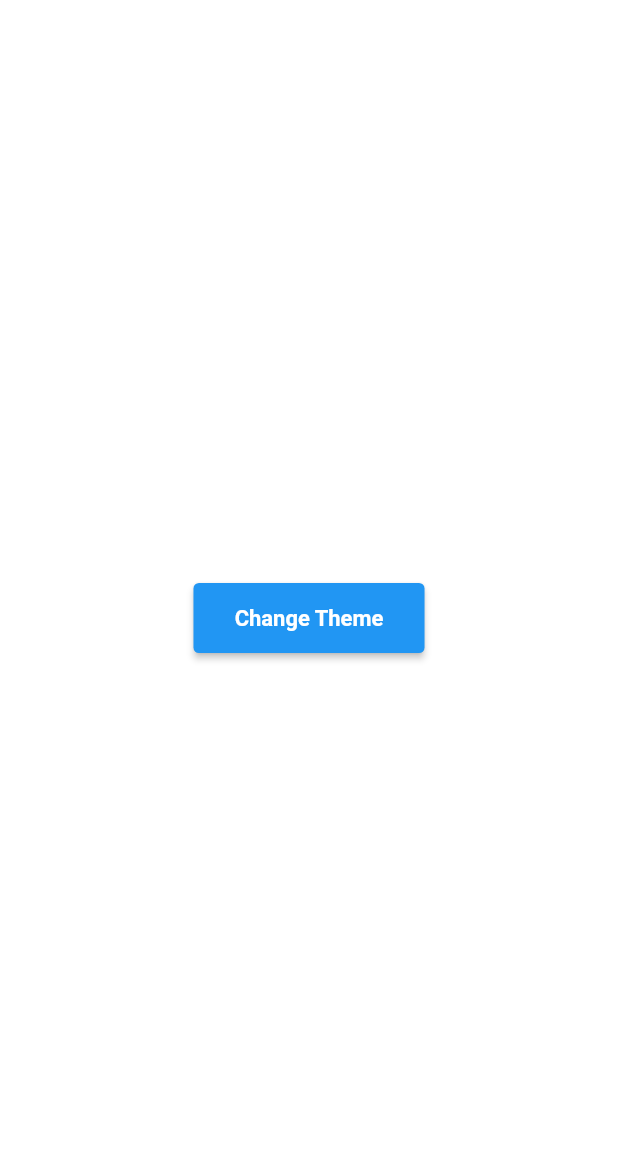
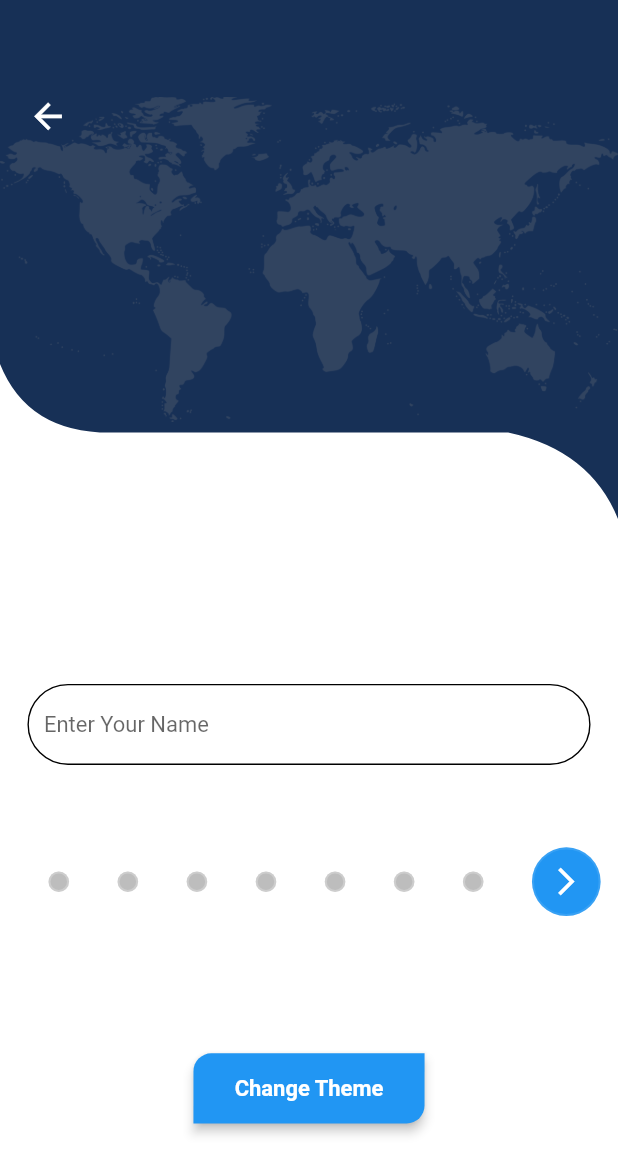
Before and after one commit to ScribbleRiyad/test_project, a Flutter app: the HomePage screen opened by its route, on a phone screen of 412 x 824 dp. Shown: the top 1174 px of the screen. Run offline on Flutter 3.47's test engine with Material 2 defaults, Android fonts, the phone set to English and light mode, and no system bars; our stand-ins replace auto_route, dio, get, get_storage, google_fonts, responsive_framework; accounts and stored records are empty.

Commit message:
home Page Design added

```diff
--- a/lib/app/Presentation/Home/home_screen.dart
+++ b/lib/app/Presentation/Home/home_screen.dart
@@ -1,9 +1,11 @@
 import 'package:auto_route/auto_route.dart';
 import 'package:flutter/material.dart';
-import 'package:font_awesome_flutter/font_awesome_flutter.dart';
 import 'package:get/get.dart';
-import 'package:toggle_switch/toggle_switch.dart';
+import 'package:test_project/app/Utils/app_styles.dart';
+import 'package:test_project/app/Widgets/custom_form_field.dart';
 import '../../Utils/theme_service.dart';
+import '../../Widgets/custom_dot.dart';
+import '../../Widgets/textformfield_widgets.dart';
 
 @RoutePage()
 class HomePage extends StatefulWidget {
@@ -17,26 +19,125 @@ class _HomePageState extends State<HomePage> {
   bool pressed = true;
   @override
   Widget build(BuildContext context) {
+    var size = MediaQuery.of(context).size;
     return Scaffold(
         backgroundColor: context.theme.colorScheme.background,
-      body: Center(
-        child: Column(
-          mainAxisAlignment: MainAxisAlignment.center,
+        body: SizedBox(
+            height: size.height,
+            width: size.width,
+            child: Column(children: [
+              ClipPath(
+                  clipper: CustomClipperDesign(),
+                  child: Container(
+                      height: size.height * 0.42,
+                      color: const Color.fromRGBO(23, 48, 86, 1),
+                      child: Stack(children: [
+                        Image.asset(
+                          'assets/images/map_img.png',
+                          height: size.height,
+                          width: size.width,
+                        ),
+                        const Padding(
+                          padding: EdgeInsets.symmetric(
+                              horizontal: 20, vertical: 70),
+                          child: Icon(
+                            Icons.arrow_back,
+                            size: 30,
+                            color: Colors.white,
+                          ),
+                        )
+                      ]))),
+              const SizedBox(
+                height: 100,
+              ),
+              Padding(
+                padding: const EdgeInsets.only(left: 20, right: 20),
+                child: MyTextFormField(
+                  keyboardType: TextInputType.number,
+                  hintText: "Enter Your Name",
+                  validator: (value) {
+                    if (value == null || value.isEmpty) {
+                      return 'Please enter your number';
+                    }
+
+                    return null;
+                  },
+                ),
+              ),
+              const SizedBox(
+                height: 40.00,
+              ),
+              Row(
+                mainAxisAlignment: MainAxisAlignment.spaceEvenly,
                 children: [
+                  const SizedBox(
+                    width: 10,
+                  ),
+                  const Dot(),
+                  const SizedBox(
+                    width: 10,
+                  ),
+                  const Dot(),
+                  const SizedBox(
+                    width: 10,
+                  ),
+                  const Dot(),
+                  const SizedBox(
+                    width: 10,
+                  ),
+                  const Dot(),
+                  const SizedBox(
+                    width: 10,
+                  ),
+                  const Dot(),
+                  const SizedBox(
+                    width: 10,
+                  ),
+                  const Dot(),
+                  const SizedBox(
+                    width: 10,
+                  ),
+                  const Dot(),
+                  const SizedBox(
+                    width: 10,
+                  ),
+                  Container(
+                    height: 50,
+                    width: 50,
+                    decoration: BoxDecoration(
+                        color: Colors.blue,
+                        border: Border.all(color: Colors.white10, width: 1.5),
+                        borderRadius: BorderRadius.circular(50)),
+                    child: IconButton(
+                      icon: const Icon(Icons.arrow_forward_ios_outlined),
+                      color: AppStyles.whiteColor,
+                      onPressed: () async {},
+                    ),
+                  )
+                ],
+              ),
+              const SizedBox(
+                height: 100,
+              ),
               ElevatedButton(
                   style: ElevatedButton.styleFrom(
+                    elevation: 3,
+                    shape: const RoundedRectangleBorder(
+                      borderRadius: BorderRadius.only(
+                          // topRight: Radius.circular(13),
+                          topLeft: Radius.circular(13),
+                          // bottomLeft: Radius.circular(13),
+                          bottomRight: Radius.circular(13)),
+                    ),
                     backgroundColor: context.theme.primaryColor,
-                  padding:
-                      const EdgeInsets.symmetric(horizontal: 30, vertical: 16),
+                    padding: const EdgeInsets.symmetric(
+                        horizontal: 30, vertical: 16),
                     textStyle: const TextStyle(
                         fontSize: 16, fontWeight: FontWeight.bold),
                   ),
                   onPressed: ThemeService().switchTheme,
-                child: const Text('Change Theme'))
-          ],
-        ),
-      ),
-    );
+                  child: const Text('Change Theme')),
+            ])));
   }
 }
 
@@ -62,26 +163,3 @@ class CustomClipperDesign extends CustomClipper<Path> {
     return true;
   }
 }
-
-class CustomClipperDesign extends CustomClipper<Path> {
-  @override
-  Path getClip(Size size) {
-    Path path = Path();
-    double w = size.width;
-    double h = size.height;
-
-    path.lineTo(0, h / 1.2 - 50);
-    path.quadraticBezierTo(20, h / 1.2, 80, h / 1.2);
-    path.lineTo(w, h / 1.2);
-    path.lineTo(w - 80, h / 1.2);
-    path.quadraticBezierTo(w - 20, h - 50, w, h);
-    path.lineTo(w, 0);
-
-    return path;
-  }
-
-  @override
-  bool shouldReclip(covariant CustomClipper<Path> oldClipper) {
-    return true;
-  }
-}
--- /dev/null
+++ b/lib/app/Widgets/custom_dot.dart
@@ -0,0 +1,17 @@
+import 'package:flutter/material.dart';
+
+class Dot extends StatelessWidget {
+  const Dot({Key? key}) : super(key: key);
+
+  @override
+  Widget build(BuildContext context) {
+    return Container(
+      height: 15,
+      width: 15,
+      decoration: BoxDecoration(
+          color: Colors.grey[400],
+          border: Border.all(color: Colors.white24, width: 1.5),
+          borderRadius: BorderRadius.circular(50)),
+    );
+  }
+}
--- a/lib/app/Widgets/custom_form_field.dart
+++ b/lib/app/Widgets/custom_form_field.dart
@@ -1,8 +1,8 @@
 import 'package:flutter/material.dart';
 import 'package:get/get.dart';
 
-class GaribookCustomTextFormField extends StatelessWidget {
-  const GaribookCustomTextFormField(
+class CustomTextFormField extends StatelessWidget {
+  const CustomTextFormField(
       {Key? key,
       this.hint,
       this.controller,
@@ -62,8 +62,8 @@ class GaribookCustomTextFormField extends StatelessWidget {
   }
 }
 
-class GaribookCustomDisabledTextFormField extends StatelessWidget {
-  const GaribookCustomDisabledTextFormField(
+class CustomDisabledTextFormField extends StatelessWidget {
+  const CustomDisabledTextFormField(
       {Key? key,
       this.hint,
       this.maxLines,
--- /dev/null
+++ b/lib/app/Widgets/textformfield_widgets.dart
@@ -0,0 +1,74 @@
+import 'package:flutter/material.dart';
+
+class MyTextFormField extends StatelessWidget {
+  final Key? formKey;
+  final TextEditingController? controller;
+  final int? maxLines;
+  final int? maxLength;
+  final bool? obscureText;
+  final TextInputType? keyboardType;
+  final void Function(String)? onChanged;
+  final void Function(String)? onFieldSubmitted;
+  final void Function()? onTap;
+  final String? Function(String?)? validator;
+  final Color? fillColor;
+  final String? labelText;
+  final String? hintText;
+
+  const MyTextFormField({
+    Key? key,
+    this.formKey,
+    this.controller,
+    this.maxLines,
+    this.fillColor,
+    this.hintText,
+    this.labelText,
+    this.maxLength,
+    this.obscureText,
+    this.onChanged,
+    this.onFieldSubmitted,
+    this.onTap,
+    this.validator,
+    this.keyboardType,
+  }) : super(key: key);
+
+  @override
+  Widget build(BuildContext context) {
+    return Padding(
+      padding: const EdgeInsets.only(top: 20.00, bottom: 20.00),
+      child: TextFormField(
+        key: formKey,
+        keyboardType: keyboardType,
+        validator: validator,
+        controller: controller,
+        maxLines: maxLines ?? 1,
+        maxLength: maxLength,
+        obscureText: obscureText ?? false,
+        onChanged: onChanged,
+        onTap: onTap,
+        onFieldSubmitted: onFieldSubmitted,
+        decoration: InputDecoration(
+          fillColor: fillColor ?? Colors.white60,
+          filled: true,
+          labelText: labelText,
+          hintText: hintText,
+          enabledBorder: const OutlineInputBorder(
+            borderRadius: BorderRadius.all(
+              Radius.circular(30.00),
+            ),
+          ),
+          focusedBorder: const OutlineInputBorder(
+            borderRadius: BorderRadius.all(
+              Radius.circular(30.00),
+            ),
+          ),
+          border: const OutlineInputBorder(
+            borderRadius: BorderRadius.all(
+              Radius.circular(30.00),
+            ),
+          ),
+        ),
+      ),
+    );
+  }
+}
```
Also changed, not shown: assets/images/map_img.png (added). Lines whose indentation alone changed are shown as unchanged.
